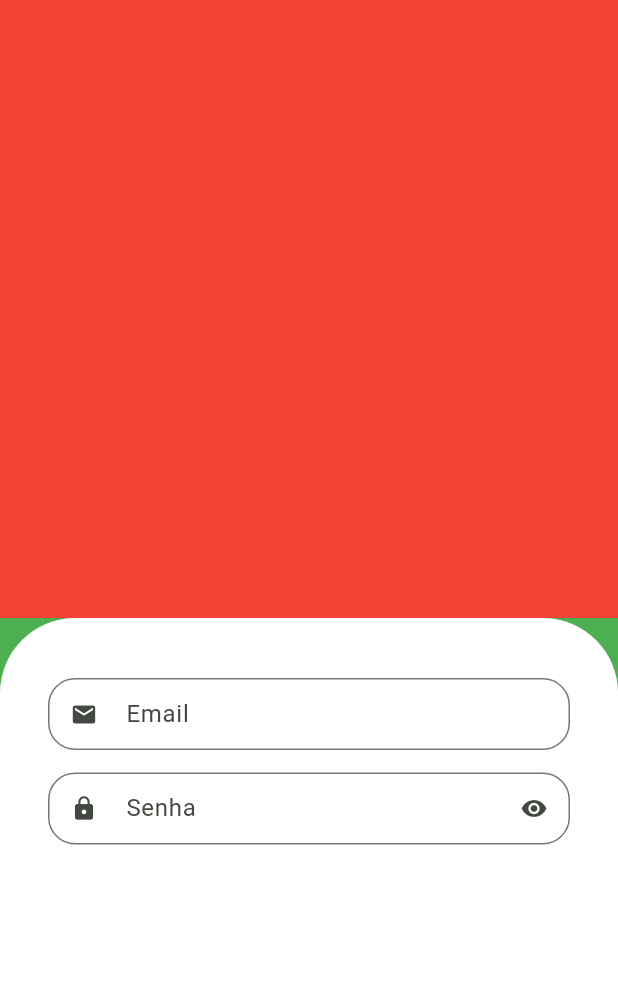
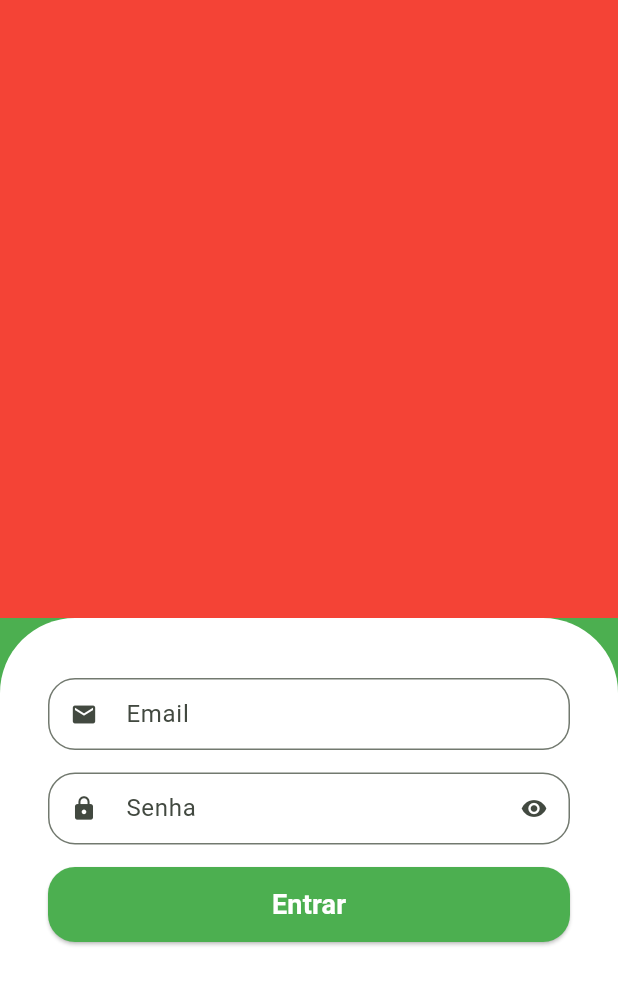
Before and after one commit to Miicchhel/FruitTrace, a Flutter app: the screen it shows after launch, on a phone screen of 412 x 824 dp. Shown: the top 985 px of the screen. Run offline on Flutter 3.47's test engine with Material 3 defaults, Android fonts, the light colour scheme and no system bars.

Commit message:
criando o botão de entrar

```diff
--- a/lib/src/auth/sign_in_screen.dart
+++ b/lib/src/auth/sign_in_screen.dart
@@ -1,4 +1,6 @@
 import 'package:flutter/material.dart';
+import 'package:flutter/rendering.dart';
+import 'package:flutter/widgets.dart';
 import 'package:fruittrace/src/auth/components/custom_text_field.dart';
 
 class SignInScreen extends StatefulWidget {
@@ -31,19 +33,44 @@ class _SignInScreenState extends State<SignInScreen> {
                   top: Radius.circular(50.0),
                 ),
               ),
-              child: const Column(
+              child: Column(
+                crossAxisAlignment: CrossAxisAlignment.stretch,
                 children: [
                   // Email
-                  CustomTextField(
+                  const CustomTextField(
                     icon: Icons.email,
                     label: 'Email'
                   ),
 
-                  //Senha
-                  CustomTextField(
+                  // Senha
+                  const CustomTextField(
                     icon: Icons.lock,
                     label: 'Senha',
                     isSecret: true,
+                  ),
+
+                  // btn Entrar
+                  SizedBox(
+                    height: 50.0,
+                    child: ElevatedButton(
+                      onPressed: () {},
+
+                      style: ElevatedButton.styleFrom(
+                        backgroundColor: Colors.green,
+                        shape: const RoundedRectangleBorder(
+                          borderRadius: BorderRadius.all(Radius.circular(18.0)),
+                        )
+                      ),
+
+                      child: const Text(
+                        'Entrar',
+                        style: TextStyle(
+                          fontSize: 18.0,
+                          color: Colors.white,
+                          fontWeight: FontWeight.w600,
+                        ),
+                      ),
+                    ),
                   ),
                 ],
               ),
```
